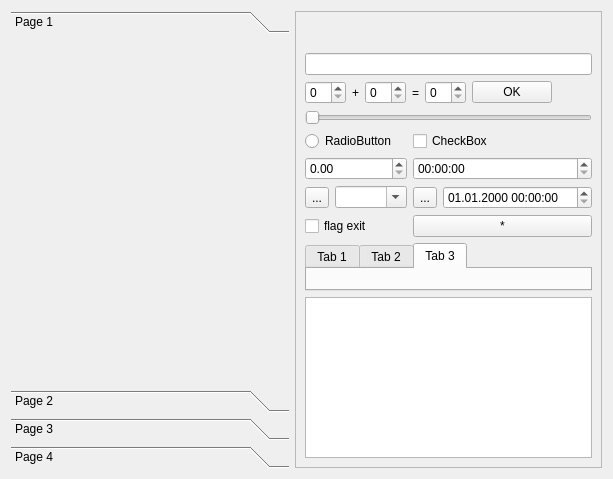
Qt form Qt/my_programm/_For_tests/src/for_tests_mainbox/src/ui/for_tests_mainbox.ui (RinatB2017/mega_GIT) before a commit.
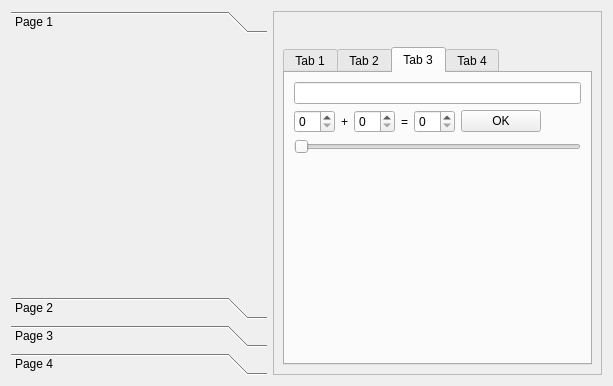
The same form after that commit. The open tabs and pages were chosen to show the change. Icons and pictures are not drawn. Custom widgets are drawn as their Qt base class.

Diff of the .ui file:
```diff
--- a/Qt/my_programm/_For_tests/src/for_tests_mainbox/src/ui/for_tests_mainbox.ui
+++ b/Qt/my_programm/_For_tests/src/for_tests_mainbox/src/ui/for_tests_mainbox.ui
@@ -7,7 +7,7 @@
     <x>0</x>
     <y>0</y>
     <width>613</width>
-    <height>479</height>
+    <height>386</height>
    </rect>
   </property>
   <layout class="QHBoxLayout" name="horizontalLayout">
@@ -21,8 +21,8 @@
        <rect>
         <x>0</x>
         <y>0</y>
-        <width>200</width>
-        <height>335</height>
+        <width>180</width>
+        <height>242</height>
        </rect>
       </property>
       <attribute name="label">
@@ -113,77 +113,29 @@
        </layout>
       </item>
       <item>
-       <widget class="CollapsibleWidget" name="push_widget" native="true"/>
-      </item>
-      <item>
-       <widget class="QLineEdit" name="lineEdit"/>
-      </item>
-      <item>
-       <layout class="QHBoxLayout" name="horizontalLayout_3">
-        <item>
-         <widget class="QSpinBox" name="sb_1"/>
-        </item>
-        <item>
-         <widget class="QLabel" name="label">
-          <property name="sizePolicy">
-           <sizepolicy hsizetype="Fixed" vsizetype="Preferred">
-            <horstretch>0</horstretch>
-            <verstretch>0</verstretch>
-           </sizepolicy>
-          </property>
-          <property name="text">
-           <string>+</string>
-          </property>
-         </widget>
-        </item>
+       <widget class="QTabWidget" name="tabWidget">
+        <property name="currentIndex">
+         <number>0</number>
+        </property>
+        <widget class="QWidget" name="tab">
+         <attribute name="title">
+          <string>Tab 1</string>
+         </attribute>
+         <layout class="QVBoxLayout" name="verticalLayout_2">
         <item>
-         <widget class="QSpinBox" name="sb_2"/>
-        </item>
-        <item>
-         <widget class="QLabel" name="label_2">
-          <property name="sizePolicy">
-           <sizepolicy hsizetype="Fixed" vsizetype="Preferred">
-            <horstretch>0</horstretch>
-            <verstretch>0</verstretch>
-           </sizepolicy>
-          </property>
-          <property name="text">
-           <string>=</string>
-          </property>
-         </widget>
-        </item>
-        <item>
-         <widget class="QSpinBox" name="sb_res"/>
-        </item>
-        <item>
-         <widget class="QPushButton" name="btn_ok">
-          <property name="text">
-           <string>OK</string>
-          </property>
-         </widget>
-        </item>
-        <item>
-         <spacer name="horizontalSpacer_3">
-          <property name="orientation">
-           <enum>Qt::Horizontal</enum>
-          </property>
-          <property name="sizeHint" stdset="0">
-           <size>
-            <width>40</width>
-            <height>20</height>
-           </size>
-          </property>
-         </spacer>
-        </item>
-       </layout>
-      </item>
-      <item>
-       <widget class="QSlider" name="horizontalSlider">
-        <property name="orientation">
-         <enum>Qt::Horizontal</enum>
-        </property>
-       </widget>
-      </item>
+           <widget class="QTextEdit" name="te_test"/>
+          </item>
+         </layout>
+        </widget>
+        <widget class="QWidget" name="tab_2">
+         <attribute name="icon">
+          <iconset resource="../../../../images/images.qrc">
+           <normaloff>:/images/computer.ico</normaloff>:/images/computer.ico</iconset>
+         </attribute>
+         <attribute name="title">
+          <string>Tab 2</string>
+         </attribute>
+         <layout class="QVBoxLayout" name="verticalLayout_3">
       <item>
        <layout class="QGridLayout" name="gridLayout">
         <item row="0" column="0">
@@ -265,36 +217,133 @@
        </layout>
       </item>
       <item>
-       <widget class="QTabWidget" name="tabWidget">
-        <property name="currentIndex">
-         <number>1</number>
-        </property>
-        <widget class="QWidget" name="tab">
-         <attribute name="title">
-          <string>Tab 1</string>
-         </attribute>
-         <layout class="QVBoxLayout" name="verticalLayout_2"/>
-        </widget>
-        <widget class="QWidget" name="tab_2">
-         <attribute name="icon">
-          <iconset resource="../../../../images/images.qrc">
-           <normaloff>:/images/computer.ico</normaloff>:/images/computer.ico</iconset>
-         </attribute>
-         <attribute name="title">
-          <string>Tab 2</string>
-         </attribute>
-         <layout class="QVBoxLayout" name="verticalLayout_3"/>
+           <spacer name="verticalSpacer">
+            <property name="orientation">
+             <enum>Qt::Vertical</enum>
+            </property>
+            <property name="sizeHint" stdset="0">
+             <size>
+              <width>20</width>
+              <height>40</height>
+             </size>
+            </property>
+           </spacer>
+          </item>
+         </layout>
         </widget>
         <widget class="QWidget" name="tab_3">
          <attribute name="title">
           <string>Tab 3</string>
          </attribute>
-         <layout class="QVBoxLayout" name="verticalLayout_4"/>
-        </widget>
+         <layout class="QVBoxLayout" name="verticalLayout_4">
+          <item>
+           <widget class="QLineEdit" name="lineEdit"/>
+          </item>
+          <item>
+           <layout class="QHBoxLayout" name="horizontalLayout_3">
+            <item>
+             <widget class="QSpinBox" name="sb_1"/>
+            </item>
+            <item>
+             <widget class="QLabel" name="label">
+              <property name="sizePolicy">
+               <sizepolicy hsizetype="Fixed" vsizetype="Preferred">
+                <horstretch>0</horstretch>
+                <verstretch>0</verstretch>
+               </sizepolicy>
+              </property>
+              <property name="text">
+               <string>+</string>
+              </property>
+             </widget>
+            </item>
+            <item>
+             <widget class="QSpinBox" name="sb_2"/>
+            </item>
+            <item>
+             <widget class="QLabel" name="label_2">
+              <property name="sizePolicy">
+               <sizepolicy hsizetype="Fixed" vsizetype="Preferred">
+                <horstretch>0</horstretch>
+                <verstretch>0</verstretch>
+               </sizepolicy>
+              </property>
+              <property name="text">
+               <string>=</string>
+              </property>
        </widget>
       </item>
       <item>
-       <widget class="QTextEdit" name="te_test"/>
+             <widget class="QSpinBox" name="sb_res"/>
+            </item>
+            <item>
+             <widget class="QPushButton" name="btn_ok">
+              <property name="text">
+               <string>OK</string>
+              </property>
+             </widget>
+            </item>
+            <item>
+             <spacer name="horizontalSpacer_3">
+              <property name="orientation">
+               <enum>Qt::Horizontal</enum>
+              </property>
+              <property name="sizeHint" stdset="0">
+               <size>
+                <width>40</width>
+                <height>20</height>
+               </size>
+              </property>
+             </spacer>
+            </item>
+           </layout>
+          </item>
+          <item>
+           <widget class="QSlider" name="horizontalSlider">
+            <property name="orientation">
+             <enum>Qt::Horizontal</enum>
+            </property>
+           </widget>
+          </item>
+          <item>
+           <spacer name="verticalSpacer_2">
+            <property name="orientation">
+             <enum>Qt::Vertical</enum>
+            </property>
+            <property name="sizeHint" stdset="0">
+             <size>
+              <width>20</width>
+              <height>40</height>
+             </size>
+            </property>
+           </spacer>
+          </item>
+         </layout>
+        </widget>
+        <widget class="QWidget" name="tab_4">
+         <attribute name="title">
+          <string>Tab 4</string>
+         </attribute>
+         <layout class="QVBoxLayout" name="verticalLayout">
+          <item>
+           <widget class="CollapsibleWidget" name="push_widget" native="true"/>
+          </item>
+          <item>
+           <spacer name="verticalSpacer_3">
+            <property name="orientation">
+             <enum>Qt::Vertical</enum>
+            </property>
+            <property name="sizeHint" stdset="0">
+             <size>
+              <width>20</width>
+              <height>40</height>
+             </size>
+            </property>
+           </spacer>
+          </item>
+         </layout>
+        </widget>
+       </widget>
       </item>
      </layout>
     </widget>
```
Left out of the diff: 12 changed lines with no effect on the pictures. Lines whose indentation alone changed are shown as unchanged.
